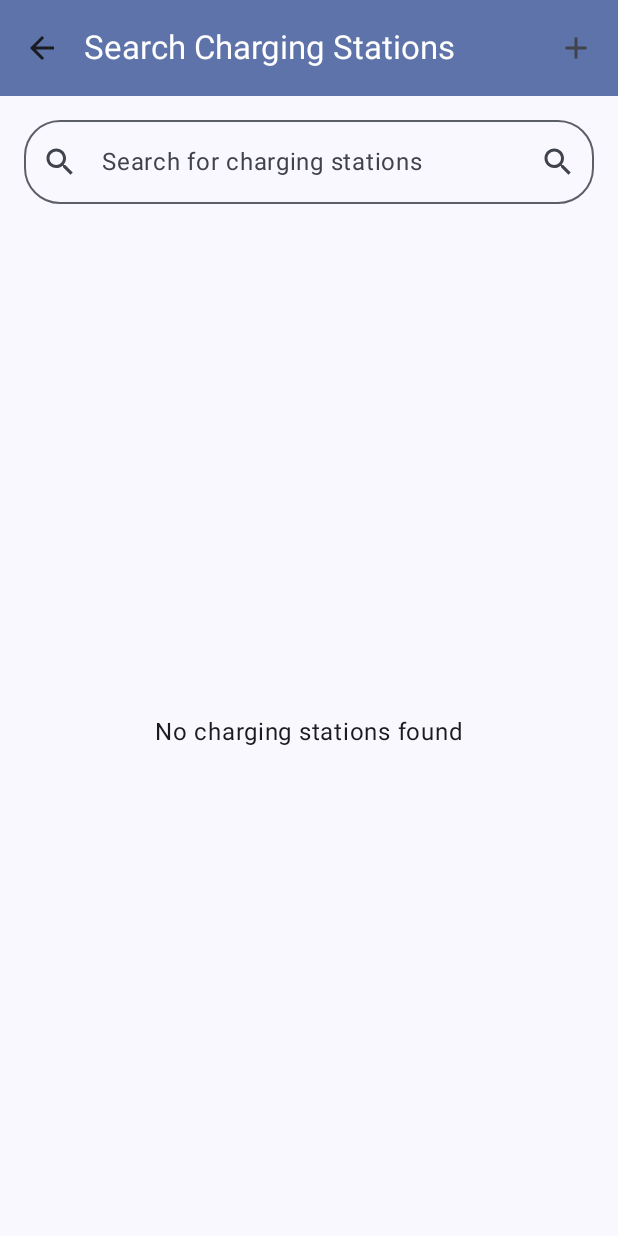
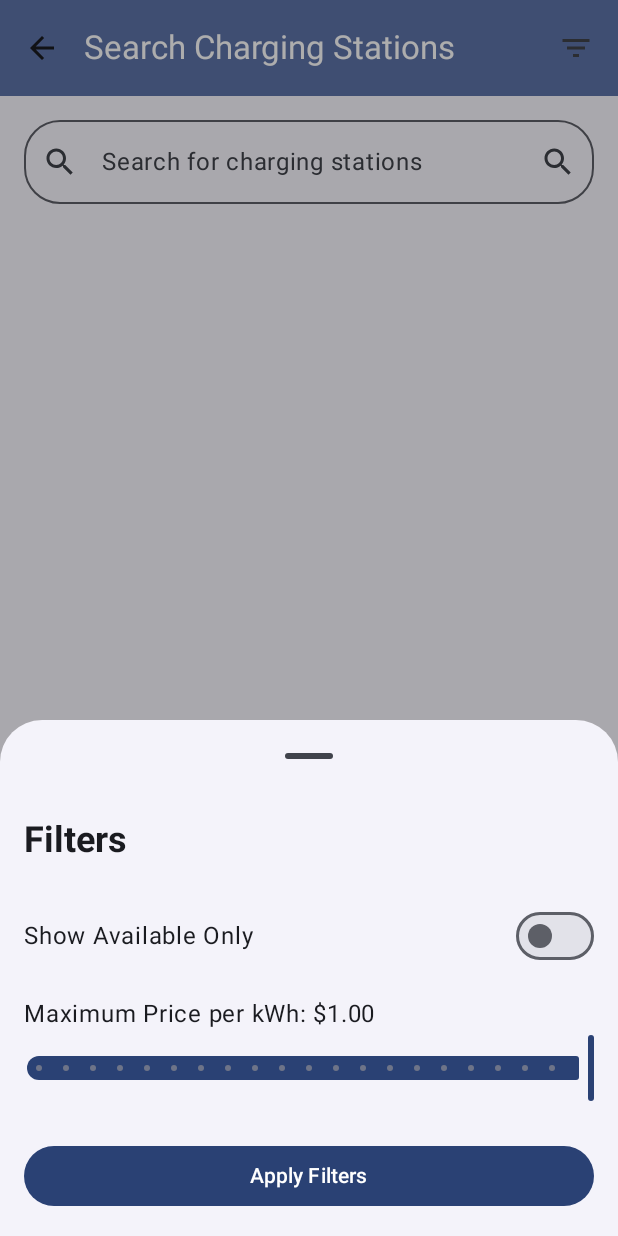
Before and after one commit to guilhermeleitao2002/ChargIST, an Android app built with Jetpack Compose: the SearchScreen screen opened through its navigation route, after a tap on "Filters", on a phone screen of 412 x 824 dp. Run offline under Robolectric (Android 15) with nearby library versions, the phone set to English and light mode, and no system bars; our stand-ins replace Firebase (no records; nobody signed in at launch, a user with empty details on screens opened directly), Room's generated code; pictures from the network do not load; 1 statement that could not run was skipped.

Commit message:
feat(#10): Add availability and price filters to SearchScreen - Implemented price filter with slider in ModalBottomSheet - Fixed price filtering logic in FirestoreChargerRepository - Added availability filter with switch, with a pending feature to resolve

```diff
--- a/app/build.gradle.kts
+++ b/app/build.gradle.kts
@@ -53,6 +53,8 @@ android {
 }
 
 dependencies {
+
+    implementation("androidx.compose.material:material-icons-extended:1.6.8")
 
     // Places for Google Maps
     implementation("com.google.android.libraries.places:places:3.3.0")
--- a/app/src/main/java/pt/ist/cmu/chargist/data/repository/FireStoreRepository.kt
+++ b/app/src/main/java/pt/ist/cmu/chargist/data/repository/FireStoreRepository.kt
@@ -2,8 +2,10 @@ package pt.ist.cmu.chargist.data.repository
 
 import com.google.android.gms.maps.model.LatLng
 import com.google.android.gms.maps.model.LatLngBounds
+import com.google.firebase.firestore.CollectionReference
 import com.google.firebase.firestore.FieldValue
 import com.google.firebase.firestore.FirebaseFirestore
+import com.google.firebase.firestore.Query
 import com.google.firebase.firestore.ktx.snapshots
 import kotlinx.coroutines.flow.Flow
 import kotlinx.coroutines.flow.first
@@ -226,13 +228,62 @@ class FirestoreChargerRepository(
     /* ---------- naive client‑side search ---------- */
 
     override suspend fun searchChargers(
-        query: String?, chargingSpeed: ChargingSpeed?, isAvailable: Boolean?,
-        maxPrice: Double?, sortBy: String?
+        query: String?,
+        chargingSpeed: ChargingSpeed?,
+        isAvailable: Boolean?,
+        maxPrice: Double?,
+        sortBy: String?
     ): NetworkResult<List<Charger>> = try {
-        val list = chargersCol.get().await().toObjects(Charger::class.java)
-            .filter { q -> query.isNullOrBlank() || q.name.contains(query, true) }
-        NetworkResult.Success(list)
+        // Explicitly declare queryRef as a Query to avoid type mismatch
+        var queryRef: Query = chargersCol
+
+        // Apply name query filter
+        if (!query.isNullOrBlank()) {
+            queryRef = queryRef.whereGreaterThanOrEqualTo("name", query)
+                .whereLessThanOrEqualTo("name", query + "\uf8ff")
+        }
+
+        // Fetch chargers
+        val chargers = queryRef.get().await().toObjects(Charger::class.java)
+        println("Fetched ${chargers.size} chargers after name query")
+
+        // Apply filters involving subcollections client-side
+        val filteredChargers = chargers.filter { charger ->
+            val slots = slotsCol(charger.id).get().await().toObjects(ChargingSlot::class.java)
+            println("Charger ${charger.name} has ${slots.size} slots: ${slots.map { it.price }}")
+
+            // Exclude chargers with no slots
+            if (slots.isEmpty()) {
+                println("Excluding ${charger.name} due to no slots")
+                return@filter false
+            }
+
+            // Availability filter
+            val matchesAvailability = isAvailable == null || slots.any { it.isAvailable == isAvailable }
+            println("Charger ${charger.name} matchesAvailability=$matchesAvailability (isAvailable=$isAvailable)")
+
+            // Price filter
+            val matchesPrice = maxPrice == null || slots.any { slot ->
+                val matches = slot.price <= maxPrice
+                println("Slot price=${slot.price}, maxPrice=$maxPrice, matches=$matches")
+                matches
+            }
+            println("Charger ${charger.name} matchesPrice=$matchesPrice (maxPrice=$maxPrice)")
+
+            matchesAvailability && matchesPrice
+        }
+
+        println("Filtered to ${filteredChargers.size} chargers")
+
+        // Apply sorting
+        val sortedChargers = when (sortBy?.lowercase()) {
+            "name" -> filteredChargers.sortedBy { it.name }
+            "distance" -> filteredChargers // Requires location-based sorting
+            else -> filteredChargers
+        }
+
+        NetworkResult.Success(sortedChargers)
     } catch (t: Throwable) {
-        NetworkResult.Error(t.message ?: "Search failed")
+        NetworkResult.Error(t.message ?: "Search failed: ${t.message}")
     }
 }
--- a/app/src/main/java/pt/ist/cmu/chargist/ui/screens/SearchScreen.kt
+++ b/app/src/main/java/pt/ist/cmu/chargist/ui/screens/SearchScreen.kt
@@ -21,10 +21,11 @@ import androidx.compose.ui.unit.dp
 import coil.compose.AsyncImage
 import coil.request.ImageRequest
 import com.google.firebase.auth.FirebaseAuth
+import kotlinx.coroutines.delay
 import kotlinx.coroutines.launch
 import org.koin.androidx.compose.koinViewModel
 import pt.ist.cmu.chargist.data.model.ChargingSpeed
-import pt.ist.cmu.chargist.data.repository.ImageCodec        // ← new import
+import pt.ist.cmu.chargist.data.repository.ImageCodec
 import pt.ist.cmu.chargist.ui.viewmodel.ChargerViewModel
 
 @OptIn(ExperimentalMaterial3Api::class)
@@ -39,6 +40,14 @@ fun SearchScreen(
     val scope = rememberCoroutineScope()
     val bottomSheetState = rememberModalBottomSheetState()
 
+    // Debounce the search query
+    LaunchedEffect(searchState.query) {
+        delay(300) // Wait 300ms after the last change
+        if (searchState.query != "") {
+            viewModel.searchChargers()
+        }
+    }
+
     LaunchedEffect(Unit) { viewModel.searchChargers() }
 
     Scaffold(
@@ -52,7 +61,7 @@ fun SearchScreen(
                 },
                 actions = {
                     IconButton(onClick = { showFilters = true }) {
-                        Icon(Icons.Default.Add, contentDescription = "Filters")
+                        Icon(Icons.Default.FilterList, contentDescription = "Filters")
                     }
                 },
                 colors = TopAppBarDefaults.topAppBarColors(
@@ -67,8 +76,7 @@ fun SearchScreen(
                 .fillMaxSize()
                 .padding(innerPadding)
         ) {
-
-            /* ───── search bar (unchanged) ───── */
+            /* ───── search bar ───── */
             OutlinedTextField(
                 value = searchState.query,
                 onValueChange = { viewModel.updateSearchQuery(it) },
@@ -85,8 +93,6 @@ fun SearchScreen(
                 singleLine = true,
                 shape = RoundedCornerShape(24.dp)
             )
-
-            /* chips … (all unchanged) */
 
             /* ───── results list ───── */
             when {
@@ -113,7 +119,6 @@ fun SearchScreen(
                                         .padding(16.dp),
                                     verticalAlignment = Alignment.CenterVertically
                                 ) {
-
                                     /* ---------- station image with Base‑64 ---------- */
                                     val photoData = charger.imageData
                                     if (photoData != null) {
@@ -168,7 +173,7 @@ fun SearchScreen(
                                         }
 
                                         val available = result.chargingSlots.count { it.isAvailable }
-                                        val total     = result.chargingSlots.size
+                                        val total = result.chargingSlots.size
                                         Text(
                                             if (total > 0) "$available/$total slots available"
                                             else "No slot information",
@@ -184,7 +189,79 @@ fun SearchScreen(
         }
     }
 
-    /* bottom‑sheet filters (unchanged) */
+    if (showFilters) {
+        ModalBottomSheet(
+            onDismissRequest = { showFilters = false },
+            sheetState = bottomSheetState
+        ) {
+            Column(
+                modifier = Modifier
+                    .fillMaxWidth()
+                    .padding(16.dp)
+            ) {
+                Text(
+                    "Filters",
+                    style = MaterialTheme.typography.headlineSmall,
+                    fontWeight = FontWeight.Bold,
+                    modifier = Modifier.padding(bottom = 16.dp)
+                )
+
+                // Availability Filter
+                var showAvailableOnly by remember { mutableStateOf(searchState.isAvailable ?: false) }
+                Row(
+                    verticalAlignment = Alignment.CenterVertically,
+                    modifier = Modifier
+                        .fillMaxWidth()
+                        .padding(vertical = 8.dp)
+                ) {
+                    Text("Show Available Only", modifier = Modifier.weight(1f))
+                    Switch(
+                        checked = showAvailableOnly,
+                        onCheckedChange = { newValue ->
+                            showAvailableOnly = newValue
+                            viewModel.updateSearchAvailability(if (newValue) true else null)
+                            scope.launch { viewModel.searchChargers() }
+                        }
+                    )
+                }
+
+                // Price Filter
+                var maxPrice by remember { mutableStateOf(searchState.maxPrice ?: 1.0) }
+                Column(
+                    modifier = Modifier
+                        .fillMaxWidth()
+                        .padding(vertical = 8.dp)
+                ) {
+                    Text("Maximum Price per kWh: $${String.format("%.2f", maxPrice)}")
+                    Slider(
+                        value = maxPrice.toFloat(),
+                        onValueChange = { newValue ->
+                            maxPrice = (newValue.toDouble() * 20).toInt() / 20.0 // Round to nearest 0.05
+                            viewModel.updateSearchMaxPrice(maxPrice)
+                            scope.launch { viewModel.searchChargers() }
+                        },
+                        valueRange = 0f..1f,
+                        steps = 19 // Steps of 0.05 between 0 and 1 (20 intervals)
+                    )
+                }
+
+                Button(
+                    onClick = {
+                        scope.launch { bottomSheetState.hide() }.invokeOnCompletion {
+                            if (!bottomSheetState.isVisible) {
+                                showFilters = false
+                            }
+                        }
+                    },
+                    modifier = Modifier
+                        .fillMaxWidth()
+                        .padding(top = 16.dp)
+                ) {
+                    Text("Apply Filters")
+                }
+            }
+        }
+    }
 }
 
 /* ---------- small helper ---------- */
--- a/app/src/main/java/pt/ist/cmu/chargist/ui/viewmodel/ChargerViewModel.kt
+++ b/app/src/main/java/pt/ist/cmu/chargist/ui/viewmodel/ChargerViewModel.kt
@@ -11,7 +11,6 @@ import pt.ist.cmu.chargist.data.repository.ChargerRepository
 import pt.ist.cmu.chargist.data.repository.ImageStorageRepository
 import pt.ist.cmu.chargist.util.NetworkResult
 import java.util.UUID
-import android.util.Base64
 import pt.ist.cmu.chargist.data.repository.AuthRepository
 
 /* ───────────── state holders ───────────── */
@@ -50,20 +49,20 @@ data class SearchState(
 
 class ChargerViewModel(
     private val chargerRepository: ChargerRepository,
-    private val authRepository:    AuthRepository,
-    private val imageRepository:   ImageStorageRepository
+    private val authRepository: AuthRepository,
+    private val imageRepository: ImageStorageRepository
 ) : ViewModel() {
 
     /* ---------- state ---------- */
 
     private val _detail = MutableStateFlow(ChargerDetailState())
-    val  chargerDetailState: StateFlow<ChargerDetailState> = _detail.asStateFlow()
+    val chargerDetailState: StateFlow<ChargerDetailState> = _detail.asStateFlow()
 
     private val _create = MutableStateFlow(ChargerCreationState())
-    val  chargerCreationState: StateFlow<ChargerCreationState> = _create.asStateFlow()
+    val chargerCreationState: StateFlow<ChargerCreationState> = _create.asStateFlow()
 
     private val _search = MutableStateFlow(SearchState())
-    val  searchState: StateFlow<SearchState> = _search.asStateFlow()
+    val searchState: StateFlow<SearchState> = _search.asStateFlow()
 
     private val _allChargers = MutableStateFlow<List<Charger>>(emptyList())
     val allChargers: StateFlow<List<Charger>> = _allChargers.asStateFlow()
@@ -75,8 +74,8 @@ class ChargerViewModel(
         chargerRepository.getChargerWithDetails(id).collectLatest { result ->
             _detail.value = when (result) {
                 is NetworkResult.Success -> ChargerDetailState(result.data, isLoading = false)
-                is NetworkResult.Error   -> ChargerDetailState(error = result.message)
-                NetworkResult.Loading    -> ChargerDetailState(isLoading = true)
+                is NetworkResult.Error -> ChargerDetailState(error = result.message)
+                NetworkResult.Loading -> ChargerDetailState(isLoading = true)
             }
         }
     }
@@ -107,17 +106,17 @@ class ChargerViewModel(
 
     /* ---------- mutators for the “add charger” screen ---------- */
 
-    fun updateChargerCreationName(name: String)              { _create.update { it.copy(name = name) } }
-    fun updateChargerCreationLocation(loc: LatLng)           { _create.update { it.copy(location = loc) } }
-    fun updateChargerCreationImage(uri: Uri)                 { _create.update { it.copy(imageUri = uri) } }
-    fun resetChargerCreation()                               { _create.value = ChargerCreationState() }
+    fun updateChargerCreationName(name: String) { _create.update { it.copy(name = name) } }
+    fun updateChargerCreationLocation(loc: LatLng) { _create.update { it.copy(location = loc) } }
+    fun updateChargerCreationImage(uri: Uri) { _create.update { it.copy(imageUri = uri) } }
+    fun resetChargerCreation() { _create.value = ChargerCreationState() }
 
     /* ---------- create charger ---------- */
     fun createCharger() = viewModelScope.launch {
         var s = _create.value
 
         /* 1 · quick validation ------------------------------------------------ */
-        if (s.name.isBlank())   { _create.value = s.copy(error = "Name cannot be empty"); return@launch }
+        if (s.name.isBlank()) { _create.value = s.copy(error = "Name cannot be empty"); return@launch }
         if (s.location == null) { _create.value = s.copy(error = "Please select a location"); return@launch }
 
         _create.value = s.copy(isSubmitting = true, error = null)
@@ -207,13 +206,12 @@ class ChargerViewModel(
         }
     }
 
-
-    /* ---------- search (unchanged) ---------- */
-    fun updateSearchQuery(q: String)                        { _search.update { it.copy(query = q) } }
-    fun updateSearchChargingSpeed(s: ChargingSpeed?)        { _search.update { it.copy(chargingSpeed = s) } }
-    fun updateSearchAvailability(a: Boolean?)               { _search.update { it.copy(isAvailable = a) } }
-    fun updateSearchMaxPrice(p: Double?)                    { _search.update { it.copy(maxPrice = p) } }
-    fun updateSearchSortBy(sort: String)                    { _search.update { it.copy(sortBy = sort) } }
+    /* ---------- search ---------- */
+    fun updateSearchQuery(q: String) { _search.update { it.copy(query = q) } }
+    fun updateSearchChargingSpeed(s: ChargingSpeed?) { _search.update { it.copy(chargingSpeed = s) } }
+    fun updateSearchAvailability(a: Boolean?) { _search.update { it.copy(isAvailable = a) } }
+    fun updateSearchMaxPrice(p: Double?) { _search.update { it.copy(maxPrice = p) } }
+    fun updateSearchSortBy(sort: String) { _search.update { it.copy(sortBy = sort) } }
 
     fun searchChargers() = viewModelScope.launch {
         val st = _search.value
@@ -222,17 +220,23 @@ class ChargerViewModel(
         when (val res = chargerRepository.searchChargers(
             query = st.query.takeIf { it.isNotBlank() },
             chargingSpeed = st.chargingSpeed,
-            isAvailable   = st.isAvailable,
-            maxPrice      = st.maxPrice,
-            sortBy        = st.sortBy
+            isAvailable = st.isAvailable,
+            maxPrice = st.maxPrice,
+            sortBy = st.sortBy
         )) {
-            is NetworkResult.Success -> _search.value = st.copy(
-                searchResults = res.data.map {
-                    ChargerWithDetails(it, emptyList(), emptyList(), emptyList())
-                },
-                isLoading = false
-            )
-            is NetworkResult.Error   -> _search.value = st.copy(error = res.message, isLoading = false)
+            is NetworkResult.Success -> {
+                // Fetch slots for each charger in the search results
+                val resultsWithSlots = res.data.map { charger ->
+                    val slots = chargerRepository.getChargingSlotsForCharger(charger.id)
+                        .first() // Fetch the first emission since it's a Flow
+                    ChargerWithDetails(charger, slots, emptyList(), emptyList())
+                }
+                _search.value = st.copy(
+                    searchResults = resultsWithSlots,
+                    isLoading = false
+                )
+            }
+            is NetworkResult.Error -> _search.value = st.copy(error = res.message, isLoading = false)
             else -> {}
         }
     }
```
